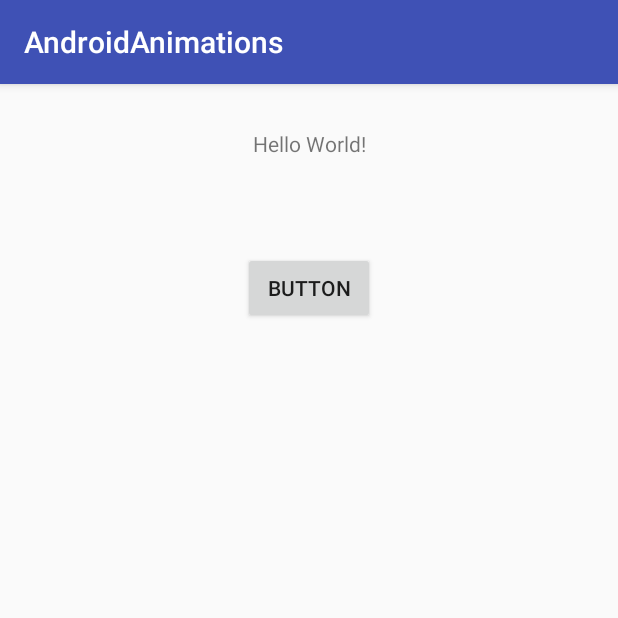
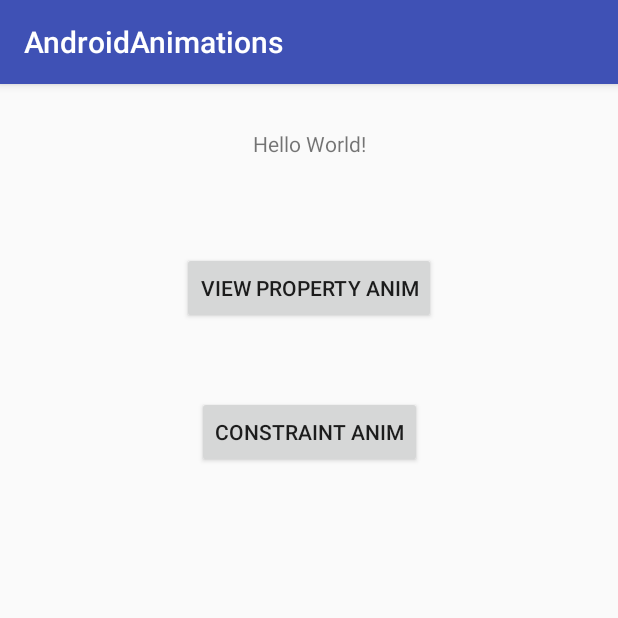
Before and after one commit to codeteo/AndroidAnims, an Android app: the screen it shows after launch (MainActivity), on a phone screen of 412 x 824 dp, the top half of it. Run offline under Robolectric (Android 15) with nearby library versions, the phone set to English and light mode, and no system bars.

```diff
--- a/app/src/main/AndroidManifest.xml
+++ b/app/src/main/AndroidManifest.xml
@@ -13,6 +13,7 @@
         </activity>
 
         <activity android:name=".ViewPropertyAnimActivity" />
+        <activity android:name=".ConstraintAnimActivity" />
 
     </application>
 
--- a/app/src/main/java/com/anim/androidanimations/MainActivity.java
+++ b/app/src/main/java/com/anim/androidanimations/MainActivity.java
@@ -3,25 +3,27 @@ package com.anim.androidanimations;
 import android.content.Intent;
 import android.os.Bundle;
 import android.support.v7.app.AppCompatActivity;
-import android.view.View;
 import android.widget.Button;
 
 public class MainActivity extends AppCompatActivity {
 
-    private Button btnViewProperty;
+    private Button btnViewProperty, btnConstraintAnim;
 
     @Override
     protected void onCreate(Bundle savedInstanceState) {
         super.onCreate(savedInstanceState);
         setContentView(R.layout.activity_main);
 
-        btnViewProperty = findViewById(R.id.button);
-        btnViewProperty.setOnClickListener(new View.OnClickListener() {
-            @Override
-            public void onClick(View v) {
-                Intent intent = new Intent(MainActivity.this, ViewPropertyAnimActivity.class);
-                startActivity(intent);
-            }
+        btnViewProperty = findViewById(R.id.btn_property_anim);
+        btnViewProperty.setOnClickListener(v -> {
+            Intent intent = new Intent(MainActivity.this, ViewPropertyAnimActivity.class);
+            startActivity(intent);
+        });
+
+        btnConstraintAnim = findViewById(R.id.btn_constraint_anim);
+        btnConstraintAnim.setOnClickListener(v -> {
+            Intent intent = new Intent(MainActivity.this, ConstraintAnimActivity.class);
+            startActivity(intent);
         });
 
     }
--- /dev/null
+++ b/app/src/main/res/layout/activity_constraint.xml
@@ -0,0 +1,5 @@
+<?xml version="1.0" encoding="utf-8"?>
+<android.support.constraint.ConstraintLayout xmlns:android="http://schemas.android.com/apk/res/android"
+    android:layout_width="match_parent" android:layout_height="match_parent">
+
+</android.support.constraint.ConstraintLayout>
--- a/app/src/main/res/layout/activity_main.xml
+++ b/app/src/main/res/layout/activity_main.xml
@@ -16,9 +16,15 @@
         app:layout_constraintTop_toTopOf="parent" />
 
     <Button
-        android:id="@+id/button"
+        android:id="@+id/btn_property_anim"
         android:layout_width="wrap_content" android:layout_height="wrap_content"
-        android:layout_marginTop="48dp" android:text="Button" app:layout_constraintLeft_toLeftOf="parent"
+        android:layout_marginTop="48dp" android:text="View Property Anim" app:layout_constraintLeft_toLeftOf="parent"
         app:layout_constraintRight_toRightOf="parent" app:layout_constraintTop_toBottomOf="@+id/textView" />
 
+    <Button
+        android:id="@+id/btn_constraint_anim"
+        android:layout_width="wrap_content" android:layout_height="wrap_content"
+        android:layout_marginTop="48dp" android:text="Constraint Anim" app:layout_constraintLeft_toLeftOf="parent"
+        app:layout_constraintRight_toRightOf="parent" app:layout_constraintTop_toBottomOf="@+id/btn_property_anim" />
+
 </android.support.constraint.ConstraintLayout>
```
Also changed, not shown: app/src/main/java/com/anim/androidanimations/ConstraintAnimActivity.java (added, +14 -0 lines).
